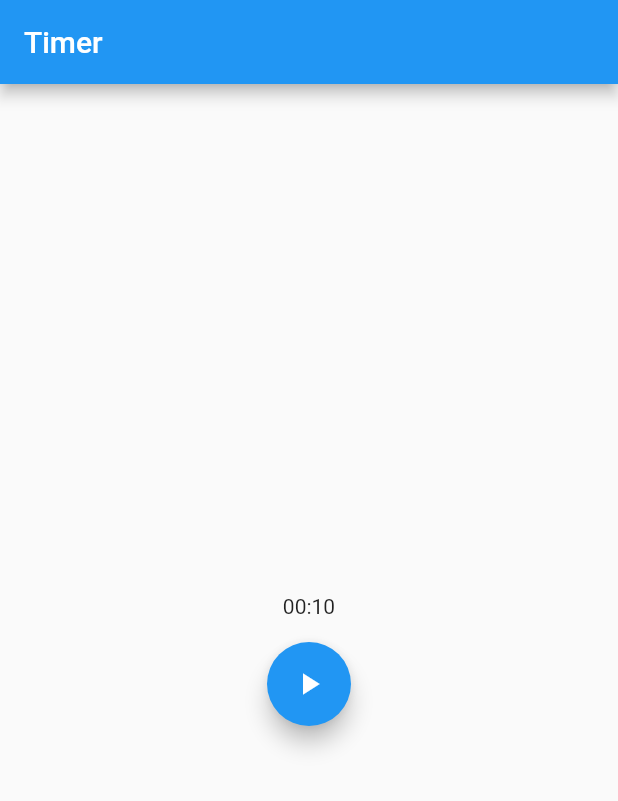
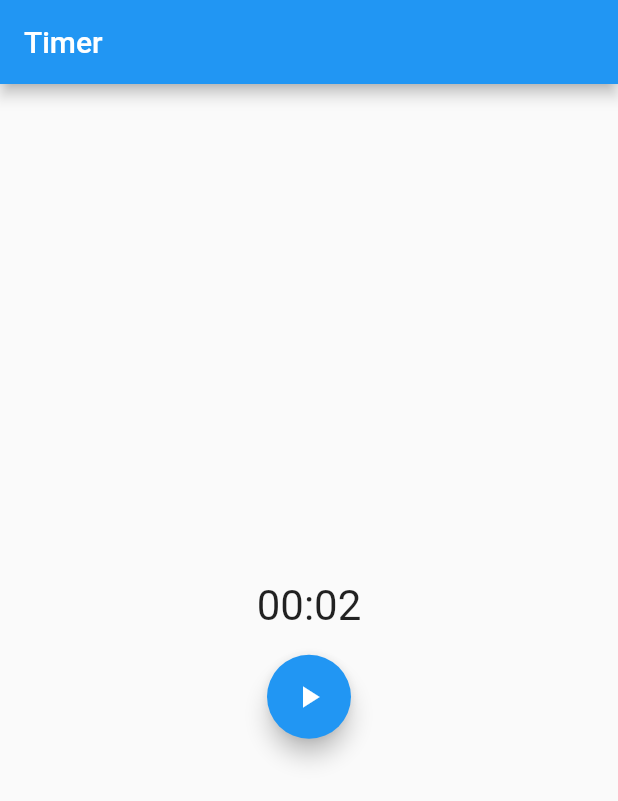
Before and after one commit to tomasbaran/minimalist_timer_app_v2, a Flutter app: the screen it shows after launch, after a tap on the "play arrow" icon, after a tap on the "pause" icon, after a tap on the "replay" icon, on a phone screen of 412 x 824 dp. Shown: the top 801 px of the screen. Run offline on Flutter 3.47's test engine with Material 2 defaults, Android fonts, the phone set to English and light mode, and no system bars; our stand-ins replace get_it; missing offline and left inert: dart:ffi.

Commit message:
TimerContainerManager

```diff
--- /dev/null
+++ b/lib/constants.dart
@@ -0,0 +1,3 @@
+const defaultTime = Duration(seconds: 3);
+const String defaultTimeString = '00:03';
+const oneSec = Duration(seconds: 1);
--- a/lib/services/service_locator.dart
+++ b/lib/services/service_locator.dart
@@ -1,9 +1,13 @@
+import 'dart:async';
+
 import 'package:exp0_min_state_management_timer/widgets/buttons_container/buttons_container.dart';
 import 'package:exp0_min_state_management_timer/widgets/buttons_container/buttons_container_manager.dart';
+import 'package:exp0_min_state_management_timer/widgets/timer_container/timer_container_manager.dart';
 import 'package:get_it/get_it.dart';
 
 final getIt = GetIt.instance;
 
 void setupGetIt() {
   getIt.registerLazySingleton<ButtonsContainerManager>(() => ButtonsContainerManager());
+  getIt.registerLazySingleton<TimerContainerManager>(() => TimerContainerManager());
 }
--- a/lib/widgets/buttons_container/buttons_container.dart
+++ b/lib/widgets/buttons_container/buttons_container.dart
@@ -15,7 +15,7 @@ class ButtonsContainer extends StatelessWidget {
   Widget build(BuildContext context) {
     final widgetManager = getIt<ButtonsContainerManager>();
     return ValueListenableBuilder(
-      valueListenable: widgetManager.buttonsContainerNotifier,
+      valueListenable: widgetManager.buttonsStateNotifier,
       builder: ((context, buttonsState, child) => Row(
             mainAxisAlignment: MainAxisAlignment.center,
             children: [
--- a/lib/widgets/buttons_container/buttons_container_manager.dart
+++ b/lib/widgets/buttons_container/buttons_container_manager.dart
@@ -1,18 +1,23 @@
+import 'package:exp0_min_state_management_timer/services/service_locator.dart';
 import 'package:exp0_min_state_management_timer/widgets/buttons_container/buttons_container_notifier.dart';
+import 'package:exp0_min_state_management_timer/widgets/timer_container/timer_container_manager.dart';
 
 class ButtonsContainerManager {
   // final buttonsContainerNotifier = ValueNotifier<ButtonsState>(ButtonsState.initial);
-  final buttonsContainerNotifier = ButtonsContainerNotifier();
+  final buttonsStateNotifier = ButtonsContainerNotifier();
+  final timerManager = getIt<TimerContainerManager>();
 
   play() {
-    buttonsContainerNotifier.value = ButtonsState.started;
+    buttonsStateNotifier.value = ButtonsState.started;
+    timerManager.countDown();
   }
 
   pause() {
-    buttonsContainerNotifier.value = ButtonsState.paused;
+    buttonsStateNotifier.value = ButtonsState.paused;
+    timerManager.pauseCountDown();
   }
 
   reset() {
-    buttonsContainerNotifier.value = ButtonsState.initial;
+    buttonsStateNotifier.value = ButtonsState.initial;
   }
 }
--- a/lib/widgets/play_button.dart
+++ b/lib/widgets/play_button.dart
@@ -14,7 +14,7 @@ class PlayButton extends StatelessWidget {
         final widgetManager = getIt<ButtonsContainerManager>();
         widgetManager.play();
       },
-      child: Icon(Icons.play_arrow),
+      child: const Icon(Icons.play_arrow),
     );
   }
 }
--- a/lib/widgets/timer_container/timer_container.dart
+++ b/lib/widgets/timer_container/timer_container.dart
@@ -1,3 +1,5 @@
+import 'package:exp0_min_state_management_timer/services/service_locator.dart';
+import 'package:exp0_min_state_management_timer/widgets/timer_container/timer_container_manager.dart';
 import 'package:flutter/material.dart';
 
 class TimerContainer extends StatelessWidget {
@@ -7,6 +9,14 @@ class TimerContainer extends StatelessWidget {
 
   @override
   Widget build(BuildContext context) {
-    return Text('00:10');
+    final widgetManager = getIt<TimerContainerManager>();
+    return ValueListenableBuilder<String>(
+        valueListenable: widgetManager.timeLeftNotifier,
+        builder: (context, timeLeft, child) {
+          return Text(
+            timeLeft,
+            style: const TextStyle(fontSize: 28),
+          );
+        });
   }
 }
--- /dev/null
+++ b/lib/widgets/timer_container/timer_container_manager.dart
@@ -0,0 +1,36 @@
+import 'dart:async';
+import 'dart:developer';
+
+import 'package:exp0_min_state_management_timer/constants.dart';
+import 'package:exp0_min_state_management_timer/services/service_locator.dart';
+import 'package:exp0_min_state_management_timer/widgets/buttons_container/buttons_container_manager.dart';
+import 'package:exp0_min_state_management_timer/widgets/buttons_container/buttons_container_notifier.dart';
+import 'package:flutter/material.dart';
+
+class TimerContainerManager {
+  final timeLeftNotifier = ValueNotifier<String>(defaultTimeString);
+
+  Timer? _timer;
+  int timeLeft = defaultTime.inSeconds;
+
+  updateTimeLeftValue(int timeLeft) {
+    timeLeftNotifier.value = '00:0' + timeLeft.toString();
+  }
+
+  pauseCountDown() {
+    _timer?.cancel();
+  }
+
+  countDown() {
+    _timer = Timer.periodic(oneSec, (timer) {
+      updateTimeLeftValue(--timeLeft);
+
+      if (timeLeft == 0) {
+        log('finished');
+        _timer?.cancel();
+        final buttonsManager = getIt<ButtonsContainerManager>();
+        buttonsManager.buttonsStateNotifier.value = ButtonsState.finished;
+      }
+    });
+  }
+}
```
